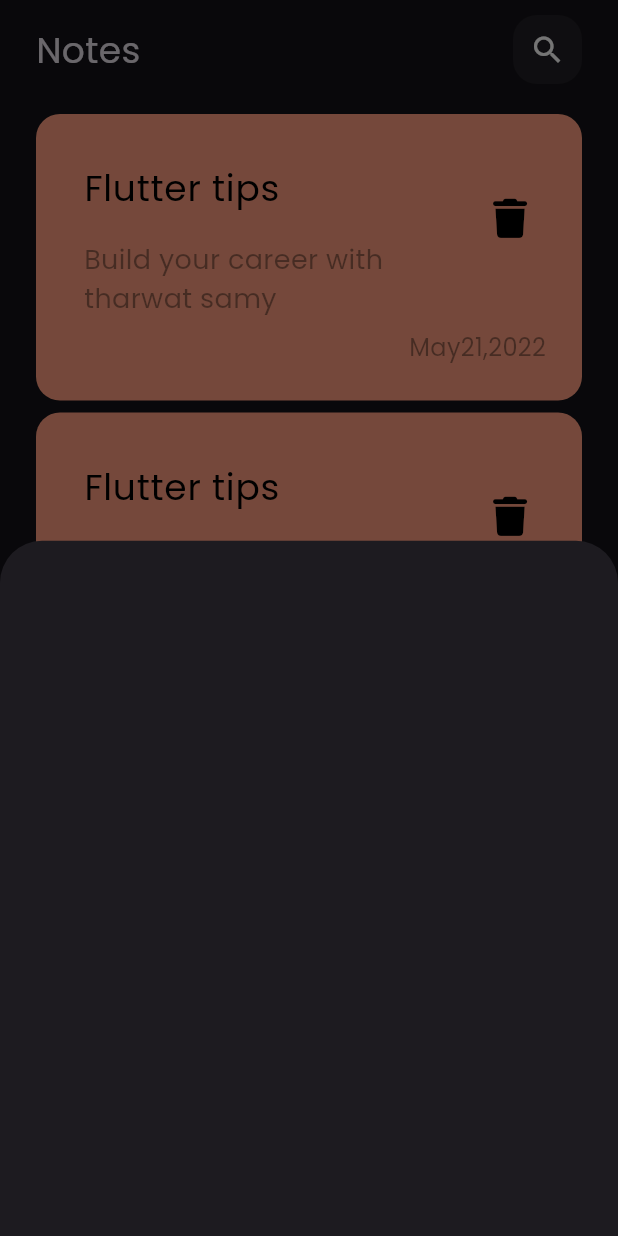
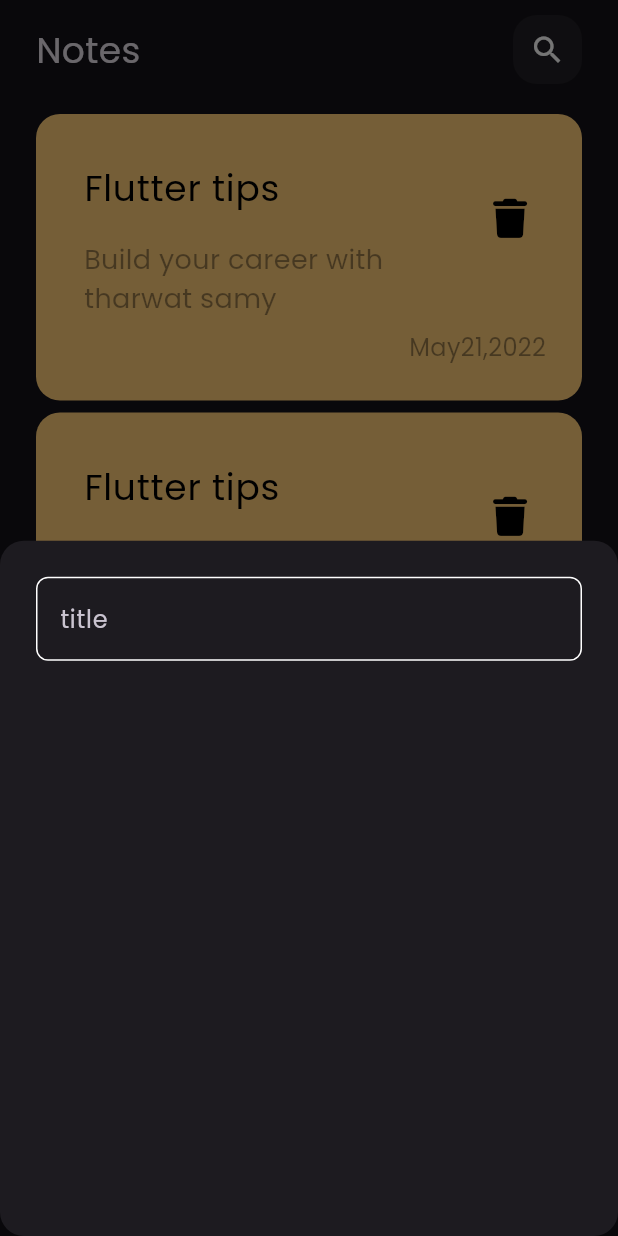
Before and after one commit to SABAHMOHAMEDD/note_app, a Flutter app: the screen it shows after launch, after a tap on an icon or button, on a phone screen of 412 x 824 dp. Run offline on Flutter 3.47's test engine with Material 2 defaults, Android fonts, the phone set to English and light mode, and no system bars; our stand-ins replace font_awesome_flutter.

Commit message:
create custom text field

```diff
--- /dev/null
+++ b/lib/core/constants.dart
@@ -0,0 +1,3 @@
+import 'dart:ui';
+
+Color KprimaryColor = const Color(0xFF54eed8);
--- a/lib/views/notes_view.dart
+++ b/lib/views/notes_view.dart
@@ -1,6 +1,7 @@
 import 'package:flutter/material.dart';
 import 'package:font_awesome_flutter/font_awesome_flutter.dart';
 
+import '../core/constants.dart';
 import '../widgets/add_notes_bottom_sheet.dart';
 import '../widgets/notes_view_body.dart';
 
@@ -9,22 +10,33 @@ class NotesView extends StatelessWidget {
 
   @override
   Widget build(BuildContext context) {
-    return  SafeArea(
-      child:  Scaffold(
-        floatingActionButton: FloatingActionButton(
-          shape: RoundedRectangleBorder(
-            borderRadius: BorderRadius.circular(16)
+    return SafeArea(
+      child: Scaffold(
+        floatingActionButton: SizedBox(
+          height: 65,
+          width: 65,
+          child: FittedBox(
+            child: FloatingActionButton(
+              shape:
+                  RoundedRectangleBorder(borderRadius: BorderRadius.circular(30)),
+              backgroundColor: KprimaryColor,
+              onPressed: () {
+                showModalBottomSheet(
+                    shape: RoundedRectangleBorder(
+                        borderRadius: BorderRadius.circular(16)),
+                    context: context,
+                    builder: (context) {
+                      return const AddNotesBottomSheet();
+                    });
+              },
+              child: const Icon(
+                FontAwesomeIcons.add,
+                color: Colors.black,
+              ),
+            ),
           ),
-          backgroundColor:Colors.cyan.shade300,
-          onPressed: (){
-
-            showModalBottomSheet(context: context, builder: (context){
-
-              return const AddNotesBottomSheet();
-            });
-
-          },child: const Icon(FontAwesomeIcons.add,color: Colors.black,),),
-        body:const NotesViewBody(),
+        ),
+        body: const NotesViewBody(),
       ),
     );
   }
--- a/lib/widgets/add_notes_bottom_sheet.dart
+++ b/lib/widgets/add_notes_bottom_sheet.dart
@@ -1,11 +1,21 @@
 
 import 'package:flutter/material.dart';
+
+import 'custom_text_field.dart';
 
 class AddNotesBottomSheet extends StatelessWidget {
   const AddNotesBottomSheet({super.key});
 
   @override
   Widget build(BuildContext context) {
-    return  Container();
+    return  const Padding(
+      padding: EdgeInsets.symmetric(horizontal: 24),
+      child: Column(
+        children: [
+          SizedBox(height: 24,),
+          CustomTextField(),
+        ],
+      ),
+    );
   }
 }
--- /dev/null
+++ b/lib/widgets/custom_text_field.dart
@@ -0,0 +1,26 @@
+import 'package:flutter/material.dart';
+
+import '../core/constants.dart';
+
+class CustomTextField extends StatelessWidget {
+  const CustomTextField({super.key});
+  @override
+  Widget build(BuildContext context) {
+    return TextField(
+      cursorColor: KprimaryColor,
+      style: const TextStyle(decoration: TextDecoration.none),
+      decoration: InputDecoration(
+          hintText: 'title',
+          hintStyle: TextStyle(),
+          border: buildBorder(),
+          enabledBorder: buildBorder(),
+          focusedBorder: buildBorder(KprimaryColor)),
+    );
+  }
+}
+
+OutlineInputBorder buildBorder([color]) {
+  return OutlineInputBorder(
+      borderRadius: BorderRadius.circular(8),
+      borderSide: BorderSide(color: color ?? Colors.white));
+}
--- a/lib/widgets/note_item.dart
+++ b/lib/widgets/note_item.dart
@@ -12,7 +12,7 @@ class NoteItem extends StatelessWidget {
         padding: const EdgeInsets.only(top: 24, bottom: 24, left: 16),
         decoration: BoxDecoration(
             borderRadius: BorderRadius.circular(16),
-            color: Colors.deepOrangeAccent.shade100),
+            color: const Color(0XFFffcc78)),
         child: Column(
           crossAxisAlignment: CrossAxisAlignment.end,
           children: [
```
